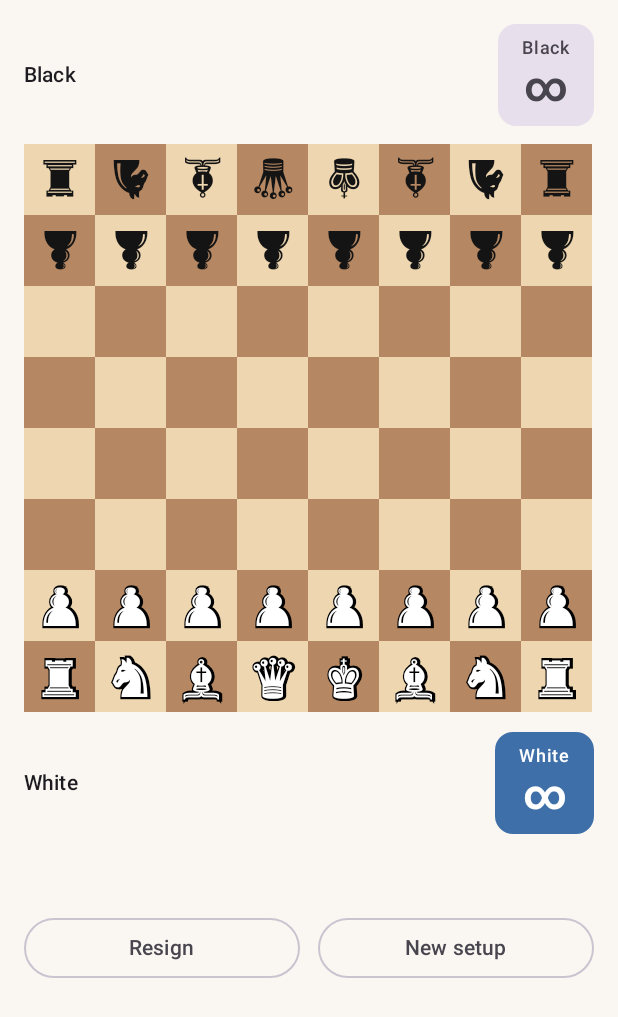
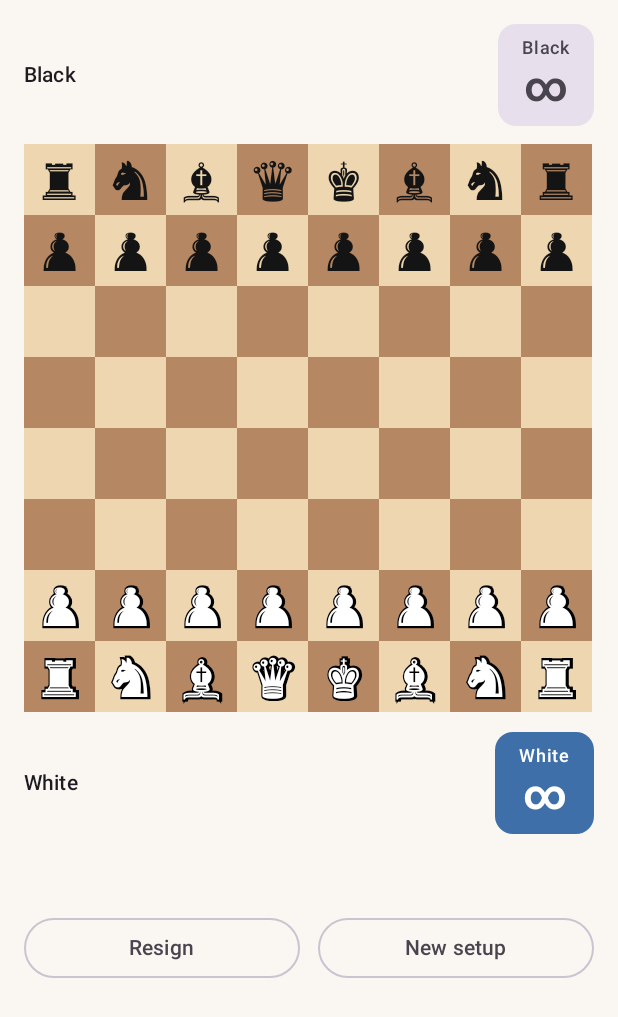
Before and after one commit to anshumanacharya/chess-game-, an Android app built with Jetpack Compose: the screen it shows after launch (MainActivity), after a tap on "Start game", on a phone screen of 412 x 824 dp. Shown: the top 1017 px of the screen. Run offline under Robolectric (Android 15) with nearby library versions, the phone set to English and light mode, and no system bars; 2 other taps on this screen came first.

Commit message:
Rotate all pieces together based on whose turn it is
Replace the fixed "Black's pieces are always upside-down" rule with a
per-turn one: every piece on the board, both colors, rotates 180°
together whenever it becomes Black's turn, and back to 0° on White's
turn. The board itself still never moves. This lets whoever is about
to move read the whole board — including the opponent's pieces —
facing them, without redrawing the grid each move.

Co-Authored-By: Claude Sonnet 5 <noreply@anthropic.com>
Claude-Session: https://claude.ai/code/session_01DFshZ4bYWc3hzBNTTiuVim

```diff
--- a/app/src/main/kotlin/com/chessapp/localclock/ui/components/ChessBoard.kt
+++ b/app/src/main/kotlin/com/chessapp/localclock/ui/components/ChessBoard.kt
@@ -39,7 +39,8 @@ import com.chessapp.localclock.viewmodel.GameUiState
 /**
  * Renders the 8x8 board in a fixed orientation (White at the bottom, Black at the top) so
  * the device can lie flat on a table between the two players without flipping every move.
- * Black's pieces are rotated 180° so they read right-side-up from Black's side of the board.
+ * The piece glyphs (every piece, both colors) rotate 180° together whenever it's Black's turn,
+ * so whoever is about to move sees the whole board — including the opponent's pieces — facing them.
  */
 @Composable
 fun ChessBoard(
@@ -54,6 +55,7 @@ fun ChessBoard(
     val kingInCheckSquare = if (uiState.status == GameStatus.CHECK || uiState.status == GameStatus.CHECKMATE) {
         pos.board.findKing(pos.sideToMove)
     } else null
+    val pieceRotationDegrees = if (pos.sideToMove == EngineColor.BLACK) 180f else 0f
 
     BoxWithConstraints(modifier = modifier.aspectRatio(1f)) {
         val squareSize = maxWidth / 8
@@ -70,6 +72,7 @@ fun ChessBoard(
                             size = squareSize,
                             isLight = (file + rank) % 2 == 1,
                             piece = piece,
+                            pieceRotationDegrees = pieceRotationDegrees,
                             isSelected = uiState.selectedSquare == square,
                             isLegalTarget = square in legalTargets,
                             isLastMove = uiState.lastMove?.let { it.from == square || it.to == square } == true,
@@ -88,6 +91,7 @@ private fun SquareCell(
     size: Dp,
     isLight: Boolean,
     piece: Piece?,
+    pieceRotationDegrees: Float,
     isSelected: Boolean,
     isLegalTarget: Boolean,
     isLastMove: Boolean,
@@ -139,8 +143,8 @@ private fun SquareCell(
             // and mostly black. Use the solid "black piece" glyph shapes for both colors here
             // and let color/stroke do the coloring instead.
             val glyph = pieceGlyph(it.type, EngineColor.BLACK)
-            if (it.color == EngineColor.WHITE) {
-                Box(contentAlignment = Alignment.Center) {
+            Box(contentAlignment = Alignment.Center, modifier = Modifier.rotate(pieceRotationDegrees)) {
+                if (it.color == EngineColor.WHITE) {
                     Text(
                         text = glyph,
                         fontSize = fontSizeSp,
@@ -152,14 +156,13 @@ private fun SquareCell(
                         fontSize = fontSizeSp,
                         color = UiColor.White
                     )
+                } else {
+                    Text(
+                        text = glyph,
+                        fontSize = fontSizeSp,
+                        color = UiColor(0xFF141414)
+                    )
                 }
-            } else {
-                Text(
-                    text = glyph,
-                    fontSize = fontSizeSp,
-                    color = UiColor(0xFF141414),
-                    modifier = Modifier.rotate(180f)
-                )
             }
         }
     }
```
